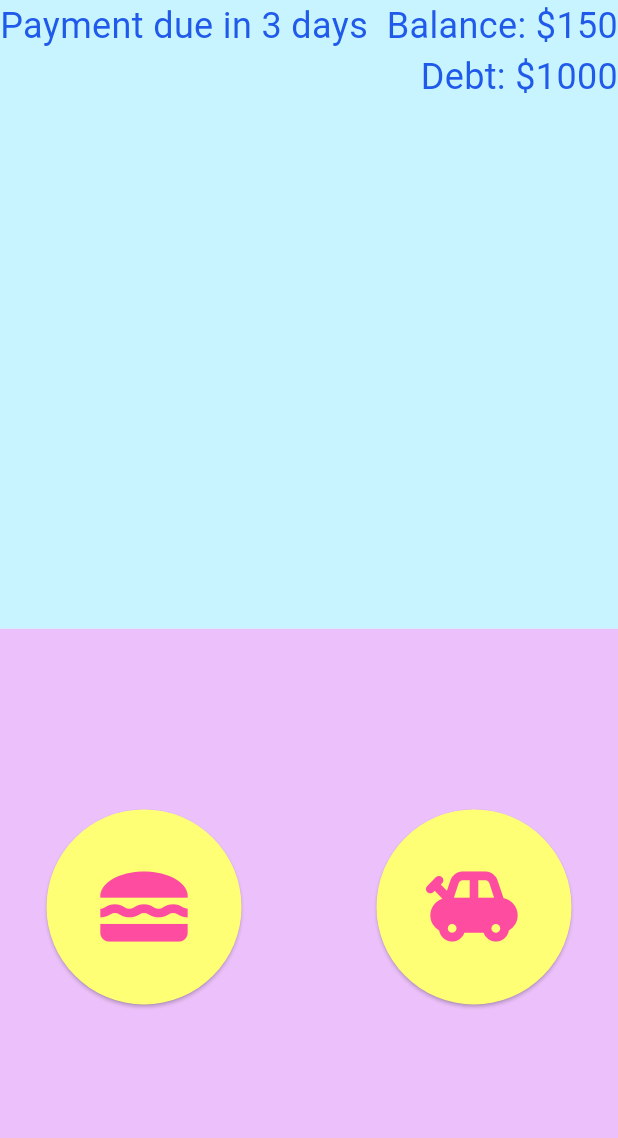
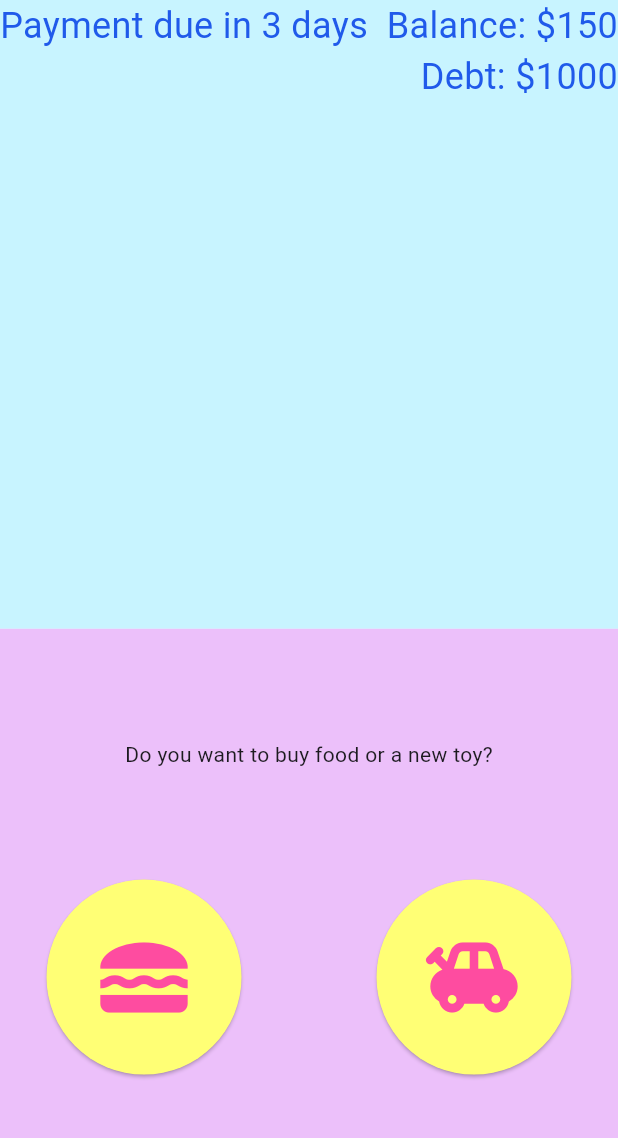
Before and after one commit to nguyenlynn47/money_egg, a Flutter app: the ShopScreen screen opened by its route, on a phone screen of 412 x 824 dp, the part 51-1189 px from its top. Run offline on Flutter 3.47's test engine with Material 3 defaults, Android fonts, the phone set to English and light mode, and no system bars; our stand-ins replace material_symbols_icons.

Commit message:
Shop error text

```diff
--- a/lib/shopscreen.dart
+++ b/lib/shopscreen.dart
@@ -9,6 +9,7 @@ class ShopScreen extends StatefulWidget {
 }
 
 class _ShopScreenState extends State<ShopScreen> {
+  String textPrompt = "Do you want to buy food or a new toy?";
   @override
   Widget build(BuildContext context) {
     return Scaffold(
@@ -74,7 +75,11 @@ class _ShopScreenState extends State<ShopScreen> {
               child: Container(
                 color: Color.fromRGBO(236, 192, 250, 1),
                 child: Center(
-                  child: Row(
+                  child: Column(
+                    mainAxisAlignment: MainAxisAlignment.spaceEvenly,
+                    children: [
+                      Text(textPrompt),
+                      Row(
                         mainAxisAlignment: MainAxisAlignment.center,
                         children: [
                           ElevatedButton(
@@ -119,6 +124,7 @@ class _ShopScreenState extends State<ShopScreen> {
                                   }
                                 }
                                 else {
+                                  textPrompt = "Insufficient funds. You can only buy food.";
                                   print("You do not have enough to buy a toy");
                                 }
                               });
@@ -132,6 +138,8 @@ class _ShopScreenState extends State<ShopScreen> {
                           ),
                         ],
                       ),
+                    ],
+                  ),
                 ),
               ),
             ),
```
Lines whose indentation alone changed are shown as unchanged.
